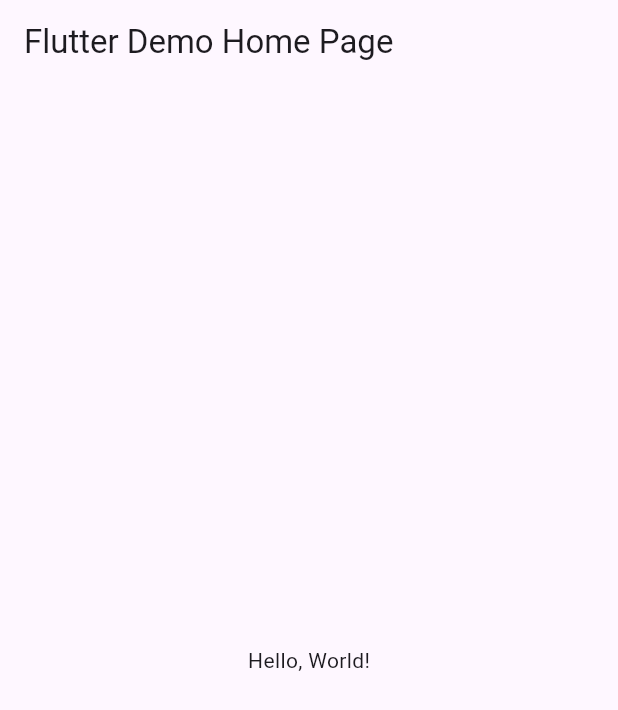
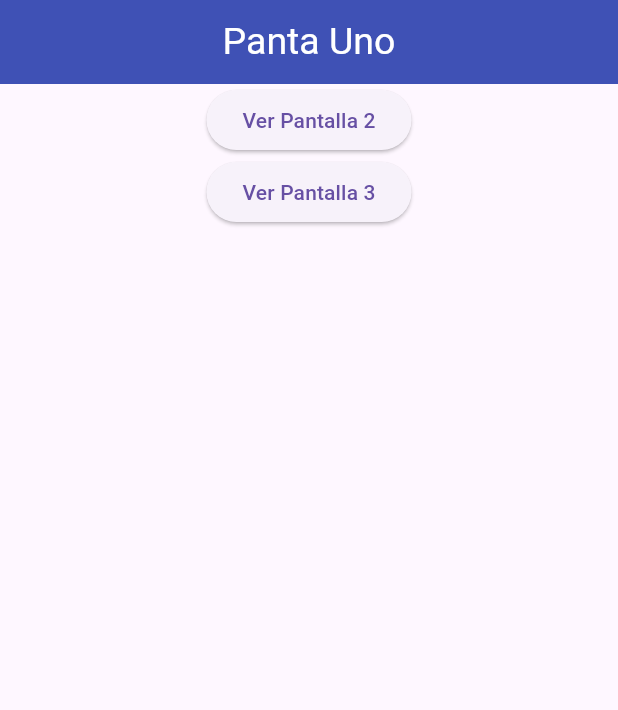
Before and after one commit to Eliseo128/Rutas6J_nava, a Flutter app: the screen it shows after launch, on a phone screen of 412 x 824 dp. Shown: the top 710 px of the screen. Run offline on Flutter 3.47's test engine with Material 3 defaults, Android fonts, the phone set to English and light mode, and no system bars.

Commit message:
ahora si

```diff
--- a/lib/main.dart
+++ b/lib/main.dart
@@ -1,43 +1,24 @@
 import 'package:flutter/material.dart';
+import 'package:navarutas/pagina_tres.dart';
+import 'package:navarutas/pagina_uno.dart';
+import 'package:navarutas/pagina_dos.dart';
 
-void main() => runApp(MyApp());
+void main() => runApp(MiRutasApp());
 
-class MyApp extends StatelessWidget {
-  const MyApp({super.key});
-  // This widget is the root of your application.
+class MiRutasApp extends StatelessWidget {
+  const MiRutasApp({Key? key}) : super(key: key);
+
   @override
   Widget build(BuildContext context) {
     return MaterialApp(
-      // Application name
-      title: 'Flutter Hello World',
-      // Application theme data, you can set the colors for the application as
-      // you want
-      theme: ThemeData(
-        // useMaterial3: false,
-        primarySwatch: Colors.blue,
-      ),
-      // A widget which will be started on application startup
-      home: MyHomePage(title: 'Flutter Demo Home Page'),
+      debugShowCheckedModeBanner: false,
+      title: 'Entre Paginas Routes',
+      initialRoute: '/',
+      routes: {
+        '/': (context) => const PantallaUno(),
+        '/pantalla2': (context) => const PantallaDos(),
+        '/pantalla3': (context) => const PantallaTres(),
+      },
     );
   }
 }
-
-class MyHomePage extends StatelessWidget {
-  final String title;
-  const MyHomePage({super.key, required this.title});
-
-  @override
-  Widget build(BuildContext context) {
-    return Scaffold(
-      appBar: AppBar(
-        // The title text which will be shown on the action bar
-        title: Text(title),
-      ),
-      body: Center(
-        child: Text(
-          'Hello, World!',
-        ),
-      ),
-    );
-  }
-}
--- /dev/null
+++ b/lib/pagina_uno.dart
@@ -0,0 +1,42 @@
+import 'package:flutter/material.dart';
+
+class PantallaUno extends StatelessWidget {
+  const PantallaUno({Key? key}) : super(key: key);
+
+  @override
+  Widget build(BuildContext context) {
+    return Scaffold(
+      appBar: AppBar(
+        title: const Text(
+          'Panta Uno',
+          style: TextStyle(
+            color: Colors.white,
+            fontSize: 25.0,
+          ),
+        ),
+        backgroundColor: Colors.indigo,
+        centerTitle: true,
+      ),
+      body: Column(
+        children: [
+          Center(
+            child: ElevatedButton(
+              onPressed: () {
+                Navigator.pushNamed(context, '/pantalla2');
+              },
+              child: const Text('Ver Pantalla 2'),
+            ),
+          ),
+          Center(
+            child: ElevatedButton(
+              onPressed: () {
+                Navigator.pushNamed(context, '/pantalla3');
+              },
+              child: const Text('Ver Pantalla 3'),
+            ),
+          ),
+        ],
+      ),
+    );
+  }
+}
```
Also changed, not shown: lib/pagina_dos.dart (added, +30 -0 lines), lib/pagina_tres.dart (added, +30 -0 lines).
